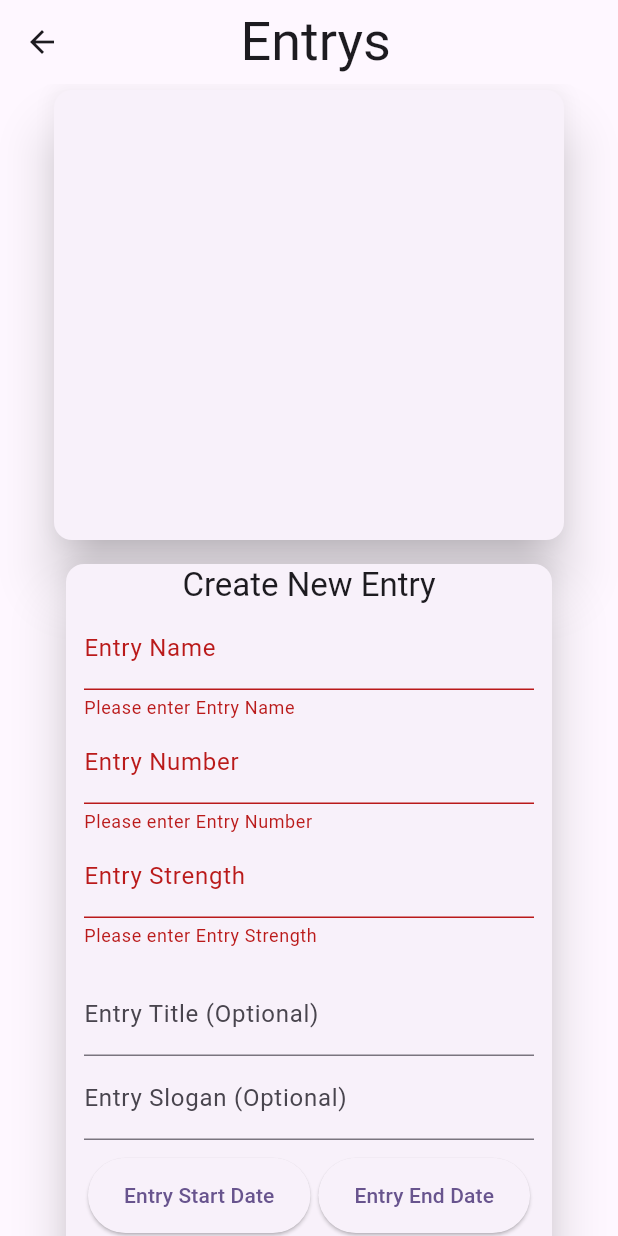
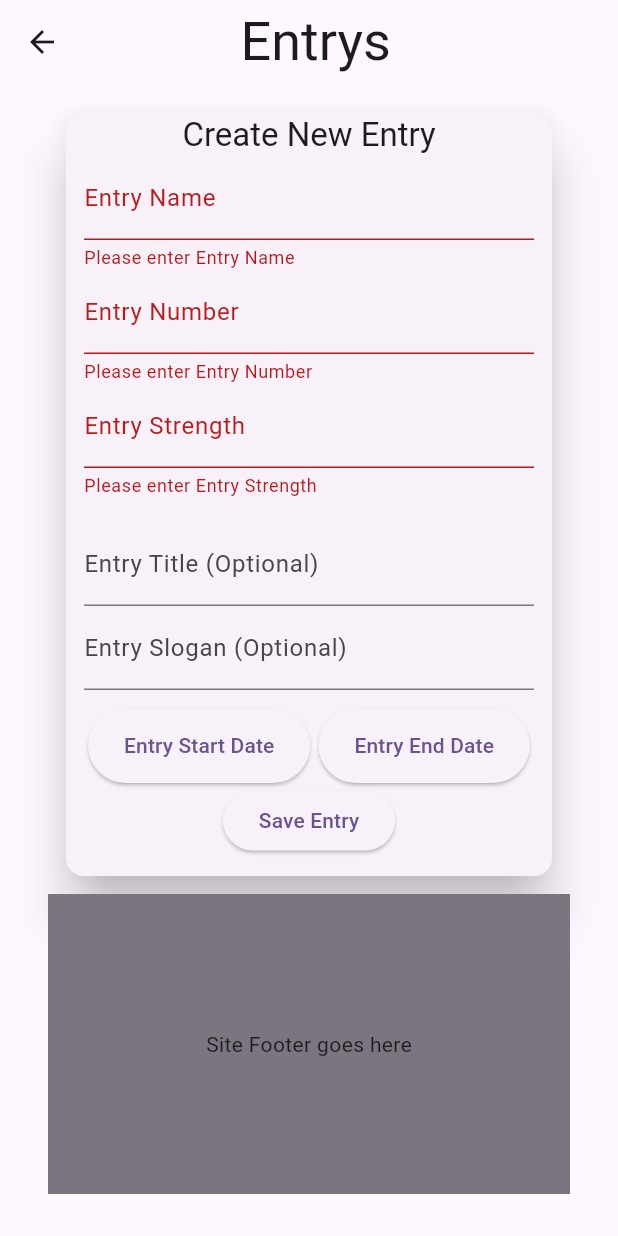
Before and after one commit to IHKodifier/KohatianFoundation, a Flutter app: the CreateEntryPage screen opened directly, after a tap on "Save Entry", on a phone screen of 412 x 824 dp. Run offline on Flutter 3.47's test engine with Material 3 defaults, Android fonts, the phone set to English and light mode, and no system bars; our stand-ins replace cached_network_image, cloud_firestore, email_validator, equatable, firebase_auth, firebase_core and 5 more; missing offline and left inert: flutter_dropzone; accounts and stored records are empty.

Commit message:
entrycreation vpage with basic entry creation and listing implemented successfully

```diff
--- a/lib/pages/create_entry_page.dart
+++ b/lib/pages/create_entry_page.dart
@@ -48,9 +48,12 @@ class _CreateEntryPageState extends ConsumerState<CreateEntryPage> {
             padding: const EdgeInsets.symmetric(horizontal: 32.0),
             child: Column(
               children: [
-                Card(
+                Container(
+                  // height: 250,
+                  child: Card(
                   elevation: 15,
                   child: entryList(),
+                                    ),
                 ),
                 Card(
                     elevation: 15,
--- a/lib/widgets/entry_streasmbuilder.dart
+++ b/lib/widgets/entry_streasmbuilder.dart
@@ -9,25 +9,29 @@ class EntryStreamBuilder extends ConsumerWidget {
     final entryAsync = ref.watch(entryStreamProvider);
 
     return entryAsync.when(
-        data: (data) => Container(
-              height: 300,
-              child: ListView.builder(
+        data: (data) =>  ListView.builder(
+          shrinkWrap: true,
+                physics: const NeverScrollableScrollPhysics(),
                 itemCount: data.length,
-                itemBuilder: (context, index) => ListTile(
-                  leading: CircleAvatar(
-                    radius: 25,
-                    backgroundColor: Colors.blue.shade400,
-                    child: Text(data[index].number),
-                  ),
-                  title: Text(data[index].name),
-                  subtitle: Text(
-                    '${data[index].strength.toString()} cadets',
-                  ),
-                ),
+                itemBuilder: (context, index) => entryListTile(data, index),
               ),
-            ),
+
         error: (error, stackTrace) =>
             Text(error.toString() + stackTrace.toString()),
         loading: () => Center(child: CircularProgressIndicator()));
   }
+
+  Widget entryListTile(List<Entry> data, int index) {
+    return ListTile(
+                leading: CircleAvatar(
+                  radius: 25,
+                  backgroundColor: Colors.blue.shade400,
+                  child: Text(data[index].number),
+                ),
+                title: Text(data[index].name),
+                subtitle: Text(
+                  '${data[index].strength.toString()} cadets',
+                ),
+              );
+  }
 }
```
